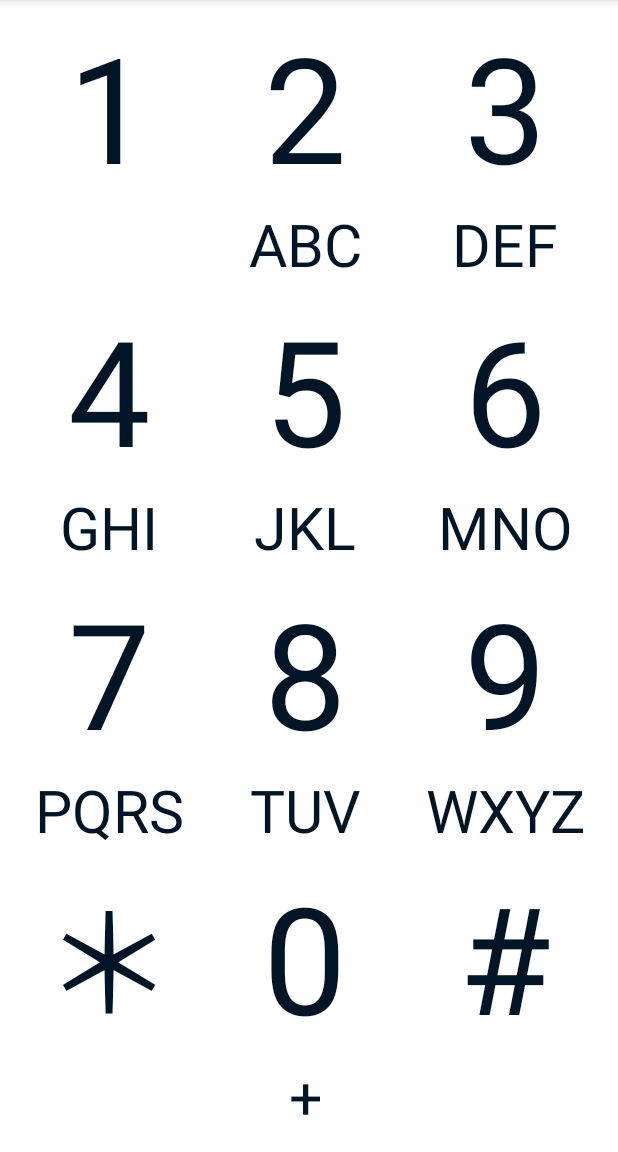
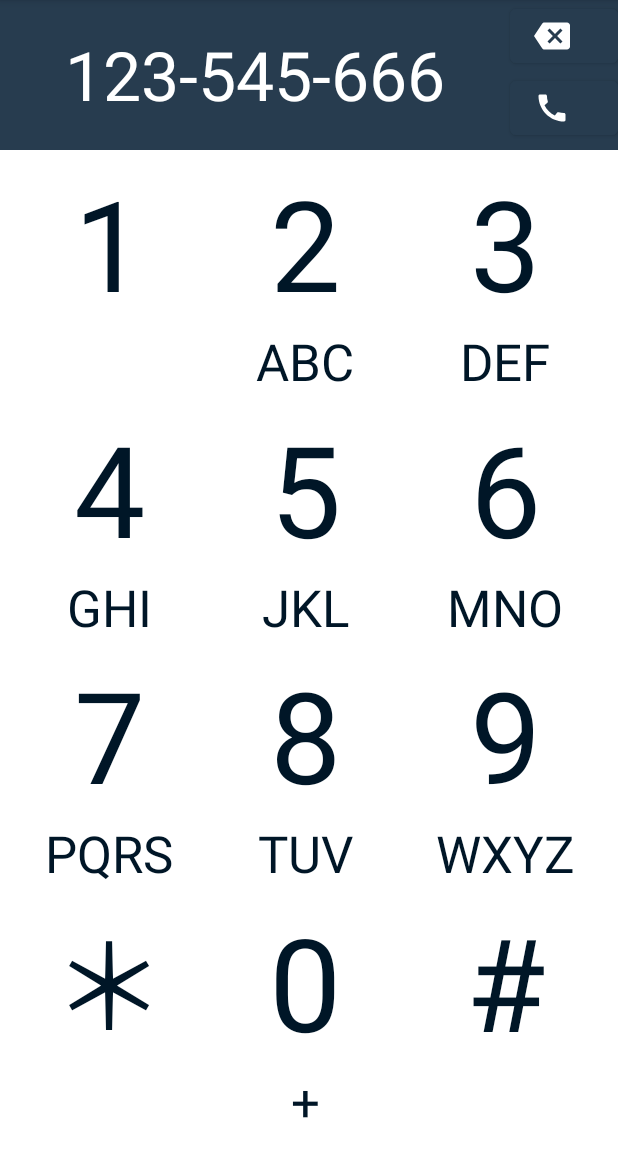
Before and after one commit to ChristoferHearne/Android-Dialer, an Android app: the DialActivity screen opened directly, with no data from a screen before it, on a phone screen of 412 x 824 dp, the part 84-1236 px from its top. Run offline under Robolectric (Android 15) with nearby library versions, the phone set to English and light mode, and no system bars.

Commit message:
Designed the dial-area. Still needs some polishing to make sure the widths are wrapped to match parent width.

```diff
--- /dev/null
+++ b/app/src/main/res/drawable/ic_baseline_backspace_24.xml
@@ -0,0 +1,5 @@
+<vector android:height="24dp" android:tint="#FFFFFF"
+    android:viewportHeight="24" android:viewportWidth="24"
+    android:width="24dp" xmlns:android="http://schemas.android.com/apk/res/android">
+    <path android:fillColor="@android:color/white" android:pathData="M22,3L7,3c-0.69,0 -1.23,0.35 -1.59,0.88L0,12l5.41,8.11c0.36,0.53 0.9,0.89 1.59,0.89h15c1.1,0 2,-0.9 2,-2L24,5c0,-1.1 -0.9,-2 -2,-2zM19,15.59L17.59,17 14,13.41 10.41,17 9,15.59 12.59,12 9,8.41 10.41,7 14,10.59 17.59,7 19,8.41 15.41,12 19,15.59z"/>
+</vector>
--- /dev/null
+++ b/app/src/main/res/drawable/ic_baseline_call_24.xml
@@ -0,0 +1,5 @@
+<vector android:height="24dp" android:tint="#FFFFFF"
+    android:viewportHeight="24" android:viewportWidth="24"
+    android:width="24dp" xmlns:android="http://schemas.android.com/apk/res/android">
+    <path android:fillColor="@android:color/white" android:pathData="M20.01,15.38c-1.23,0 -2.42,-0.2 -3.53,-0.56 -0.35,-0.12 -0.74,-0.03 -1.01,0.24l-1.57,1.97c-2.83,-1.35 -5.48,-3.9 -6.89,-6.83l1.95,-1.66c0.27,-0.28 0.35,-0.67 0.24,-1.02 -0.37,-1.11 -0.56,-2.3 -0.56,-3.53 0,-0.54 -0.45,-0.99 -0.99,-0.99H4.19C3.65,3 3,3.24 3,3.99 3,13.28 10.73,21 20.01,21c0.71,0 0.99,-0.63 0.99,-1.18v-3.45c0,-0.54 -0.45,-0.99 -0.99,-0.99z"/>
+</vector>
--- a/app/src/main/res/layout/dial_pad.xml
+++ b/app/src/main/res/layout/dial_pad.xml
@@ -8,13 +8,51 @@
     app:layout_constraintBottom_toBottomOf="parent"
     app:layout_constraintEnd_toEndOf="parent"
     app:layout_constraintStart_toStartOf="parent"
-    app:layout_constraintTop_toTopOf="parent"
-    android:layout_margin="5dp">
+    app:layout_constraintTop_toTopOf="parent">
+    <RelativeLayout
+        android:layout_width="wrap_content"
+        android:layout_height="wrap_content"
+        app:layout_constraintBottom_toBottomOf="parent"
+        app:layout_constraintEnd_toEndOf="parent"
+        app:layout_constraintStart_toStartOf="parent"
+        app:layout_constraintTop_toTopOf="parent">
+        <RelativeLayout
+            android:id="@+id/dial_area"
+            android:layout_width="wrap_content"
+            android:layout_height="100dp"
+            android:background="@color/primaryColor">
+            <TextView
+                android:id="@+id/number_input"
+                android:layout_width="340dp"
+                android:layout_height="match_parent"
+                android:gravity="center"
+                android:text="123-545-666"
+                android:textAlignment="center"
+                android:textColor="@color/primaryTextColor"
+                android:textSize="45dp"></TextView>
+
+            <Button
+                android:id="@+id/backspace_button"
+                android:layout_width="wrap_content"
+                android:layout_height="wrap_content"
+                android:layout_toRightOf="@id/number_input"
+                android:backgroundTint="@color/primaryColor"
+                android:drawableLeft="@drawable/ic_baseline_backspace_24"></Button>
+            <Button
+                android:id="@+id/call_button"
+                android:layout_width="wrap_content"
+                android:layout_height="wrap_content"
+                android:layout_toRightOf="@id/number_input"
+                android:layout_below="@id/backspace_button"
+                android:drawableLeft="@drawable/ic_baseline_call_24"
+                android:backgroundTint="@color/primaryColor"></Button>
+        </RelativeLayout>
         <TableLayout
             android:layout_width="match_parent"
             android:layout_height="match_parent"
             android:stretchColumns="*"
-            >
+            android:layout_below="@+id/dial_area"
+            android:layout_margin="5dp">
             <TableRow
                 android:layout_weight="1">
                 <se.miun.chhe1903.dt031g.dialer.DialPadButton
@@ -100,4 +138,5 @@
                     app:message=""/>
             </TableRow>
         </TableLayout>
+    </RelativeLayout>
 </androidx.constraintlayout.widget.ConstraintLayout>
```
